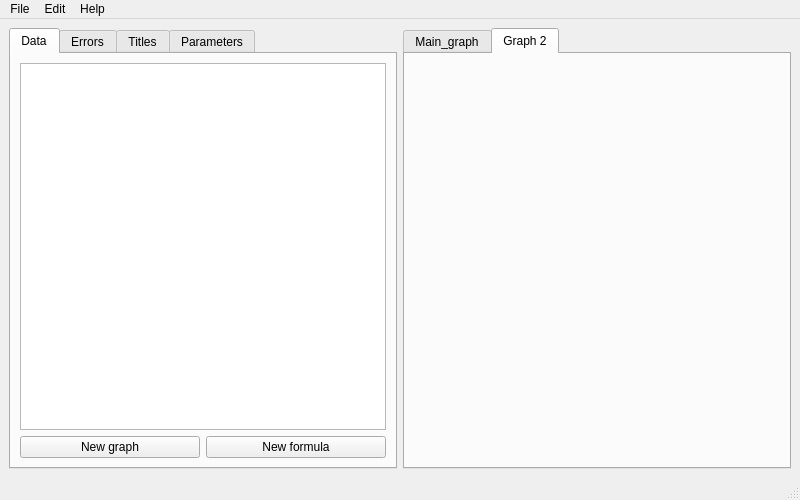
Above: main/mainwindow.ui from Kirikus/Experiments_2024_autumn before the change. Below: the same form after it.
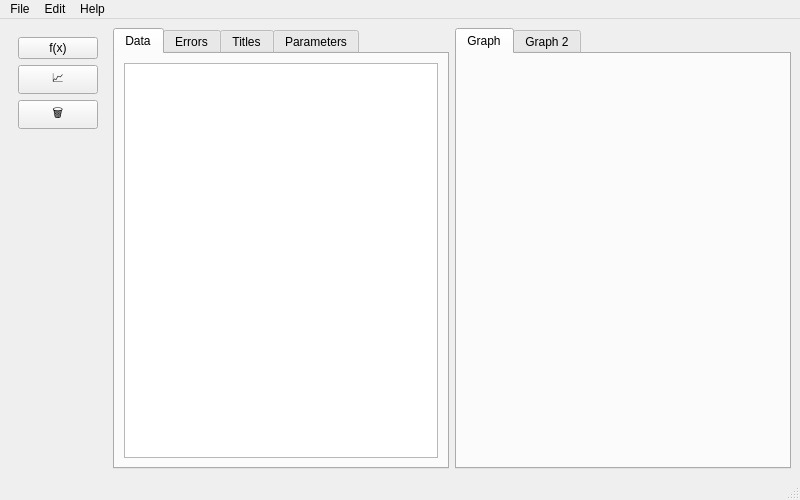
That is the form after the change. The open tabs and pages were chosen to show the change.

```diff
--- a/main/mainwindow.ui
+++ b/main/mainwindow.ui
@@ -41,40 +41,53 @@
    <property name="autoFillBackground">
     <bool>false</bool>
    </property>
-   <layout class="QGridLayout" name="gridLayout">
-    <item row="0" column="1">
-     <widget class="QTabWidget" name="Graphics">
-      <property name="currentIndex">
-       <number>1</number>
-      </property>
-      <widget class="QWidget" name="MainGraph">
-       <attribute name="title">
-        <string>Main_graph</string>
-       </attribute>
-       <layout class="QGridLayout" name="gridLayout_6">
-        <item row="0" column="0">
-         <widget class="QWidget" name="MainWidgetGraph" native="true"/>
-        </item>
-       </layout>
-      </widget>
-      <widget class="QWidget" name="Graph2">
-       <attribute name="title">
-        <string>Graph 2</string>
-       </attribute>
-       <layout class="QGridLayout" name="gridLayout_7">
-        <item row="1" column="0">
-         <widget class="QWidget" name="WidgetGraph2" native="true"/>
-        </item>
-       </layout>
-      </widget>
-     </widget>
-    </item>
+   <layout class="QGridLayout" name="gridLayout_8" columnstretch="1,100,100" columnminimumwidth="0,0,0">
     <item row="0" column="0">
-     <widget class="QSplitter" name="Splitter">
+     <widget class="QWidget" name="leftMenu" native="true">
+      <layout class="QGridLayout" name="gridLayout">
+       <item row="2" column="0">
+        <widget class="QPushButton" name="buttonDeleteGraph">
+         <property name="text">
+          <string>🗑️</string>
+         </property>
+        </widget>
+       </item>
+       <item row="1" column="0">
+        <widget class="QPushButton" name="buttonAddGraph">
+         <property name="text">
+          <string>📈</string>
+         </property>
+        </widget>
+       </item>
+       <item row="0" column="0">
+        <widget class="QPushButton" name="buttonFormula">
+         <property name="text">
+          <string>f(x)</string>
+         </property>
+        </widget>
+       </item>
+       <item row="3" column="0">
+        <spacer name="verticalSpacer">
+         <property name="orientation">
+          <enum>Qt::Vertical</enum>
+         </property>
+         <property name="sizeHint" stdset="0">
+          <size>
+           <width>20</width>
+           <height>40</height>
+          </size>
+         </property>
+        </spacer>
+       </item>
+      </layout>
+     </widget>
+    </item>
+    <item row="0" column="1">
+     <widget class="QSplitter" name="splitter">
       <property name="orientation">
        <enum>Qt::Horizontal</enum>
       </property>
-      <widget class="QTabWidget" name="TabWidget">
+      <widget class="QTabWidget" name="tableWidget">
        <property name="currentIndex">
         <number>3</number>
        </property>
@@ -82,23 +95,9 @@
         <attribute name="title">
          <string>Data</string>
         </attribute>
-        <layout class="QGridLayout" name="gridLayout_2">
-         <item row="0" column="0" colspan="2">
-          <widget class="QTableView" name="TableData"/>
-         </item>
-         <item row="1" column="0">
-          <widget class="QPushButton" name="ButtonGraph">
-           <property name="text">
-            <string>New graph</string>
-           </property>
-          </widget>
-         </item>
-         <item row="1" column="1">
-          <widget class="QPushButton" name="ButtonFormula">
-           <property name="text">
-            <string>New formula</string>
-           </property>
-          </widget>
+        <layout class="QGridLayout" name="gridLayout_4">
+         <item row="0" column="0">
+          <widget class="QTableView" name="tableData"/>
          </item>
         </layout>
        </widget>
@@ -126,7 +125,7 @@
         <attribute name="title">
          <string>Parameters</string>
         </attribute>
-        <layout class="QGridLayout" name="gridLayout_4">
+        <layout class="QGridLayout" name="gridLayout_2">
          <item row="0" column="0">
           <widget class="QTableView" name="TableParametrs"/>
          </item>
@@ -135,6 +134,36 @@
       </widget>
      </widget>
     </item>
+    <item row="0" column="2">
+     <widget class="QTabWidget" name="graphics">
+      <property name="mouseTracking">
+       <bool>false</bool>
+      </property>
+      <property name="currentIndex">
+       <number>0</number>
+      </property>
+      <widget class="QWidget" name="graph1">
+       <attribute name="title">
+        <string>Graph</string>
+       </attribute>
+       <layout class="QGridLayout" name="gridLayout_6">
+        <item row="0" column="0">
+         <widget class="QWidget" name="mainWidgetGraph" native="true"/>
+        </item>
+       </layout>
+      </widget>
+      <widget class="QWidget" name="graph2">
+       <attribute name="title">
+        <string>Graph 2</string>
+       </attribute>
+       <layout class="QGridLayout" name="gridLayout_7">
+        <item row="0" column="0">
+         <widget class="QWidget" name="widgetGraph2" native="true"/>
+        </item>
+       </layout>
+      </widget>
+     </widget>
+    </item>
    </layout>
   </widget>
   <widget class="QMenuBar" name="menubar">
```
Left out of the diff: 33 changed lines with no effect on the pictures.
